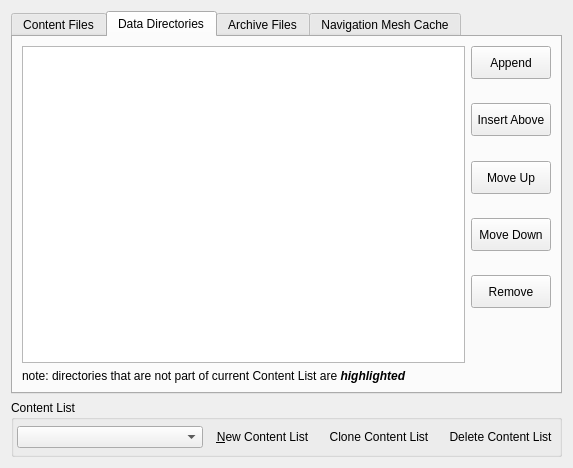
This is apps/launcher/ui/datafilespage.ui in sunhawken/openmw as Qt 5 draws it before an edit. The edited form follows.
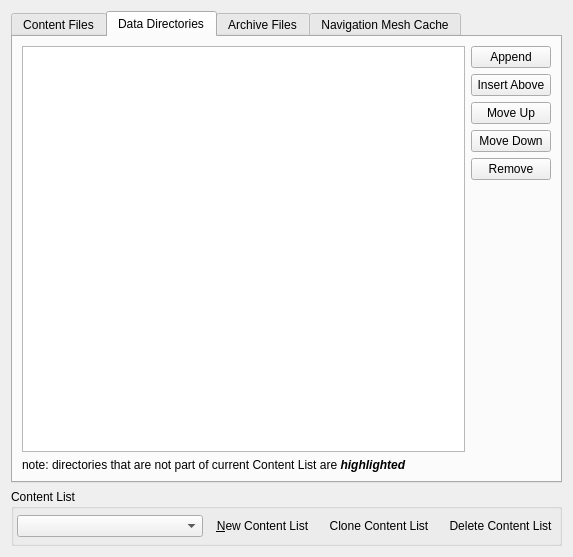
This is the edited form. The open tabs and pages were chosen to show the change. Icons and pictures are not drawn. Custom widgets are drawn as their Qt base class.

Commit message: Allow multiselect in the archives tab (#7606)

Diff of the .ui file:
```diff
--- a/apps/launcher/ui/datafilespage.ui
+++ b/apps/launcher/ui/datafilespage.ui
@@ -7,7 +7,7 @@
     <x>0</x>
     <y>0</y>
     <width>573</width>
-    <height>384</height>
+    <height>557</height>
    </rect>
   </property>
   <property name="contextMenuPolicy">
@@ -41,34 +41,17 @@
        <string>Data Directories</string>
       </attribute>
       <layout class="QGridLayout" name="dirTabLayout">
-       <item row="0" column="0" rowspan="26">
+       <item row="0" column="0">
         <widget class="QListWidget" name="directoryListWidget">
          <property name="dragDropMode">
           <enum>QAbstractItemView::InternalMove</enum>
          </property>
         </widget>
        </item>
-       <item row="32" column="0" colspan="2">
-        <widget class="QLabel" name="directoryNoteLabel">
-         <property name="sizePolicy">
-          <sizepolicy hsizetype="Expanding" vsizetype="Minimum">
-           <horstretch>0</horstretch>
-           <verstretch>0</verstretch>
-          </sizepolicy>
-         </property>
-         <property name="text">
-          <string>&lt;html&gt;&lt;head/&gt;&lt;body&gt;&lt;p&gt;note: directories that are not part of current Content List are &lt;span style=&quot; font-style:italic;font-weight: bold&quot;&gt;highlighted&lt;/span&gt;&lt;/p&gt;&lt;/body&gt;&lt;/html&gt;</string>
-         </property>
-        </widget>
-       </item>
        <item row="0" column="1">
+        <layout class="QVBoxLayout" name="directoryButtons">
+         <item>
         <widget class="QPushButton" name="directoryAddSubdirsButton">
-         <property name="minimumSize">
-          <size>
-           <width>0</width>
-           <height>33</height>
-          </size>
-         </property>
          <property name="baseSize">
           <size>
            <width>0</width>
@@ -83,14 +66,8 @@
          </property>
         </widget>
        </item>
-       <item row="4" column="1">
+         <item>
         <widget class="QPushButton" name="directoryInsertButton">
-         <property name="minimumSize">
-          <size>
-           <width>0</width>
-           <height>33</height>
-          </size>
-         </property>
          <property name="baseSize">
           <size>
            <width>0</width>
@@ -105,14 +82,8 @@
          </property>
         </widget>
        </item>
-       <item row="8" column="1">
+         <item>
         <widget class="QPushButton" name="directoryUpButton">
-         <property name="minimumSize">
-          <size>
-           <width>0</width>
-           <height>33</height>
-          </size>
-         </property>
          <property name="baseSize">
           <size>
            <width>0</width>
@@ -127,14 +98,8 @@
          </property>
         </widget>
        </item>
-       <item row="12" column="1">
+         <item>
         <widget class="QPushButton" name="directoryDownButton">
-         <property name="minimumSize">
-          <size>
-           <width>0</width>
-           <height>33</height>
-          </size>
-         </property>
          <property name="baseSize">
           <size>
            <width>0</width>
@@ -149,14 +114,8 @@
          </property>
         </widget>
        </item>
-       <item row="16" column="1">
+         <item>
         <widget class="QPushButton" name="directoryRemoveButton">
-         <property name="minimumSize">
-          <size>
-           <width>0</width>
-           <height>33</height>
-          </size>
-         </property>
          <property name="baseSize">
           <size>
            <width>0</width>
@@ -171,6 +130,34 @@
          </property>
         </widget>
        </item>
+         <item>
+          <spacer name="directoryButtonsSpacer">
+           <property name="orientation">
+            <enum>Qt::Vertical</enum>
+           </property>
+           <property name="sizeHint" stdset="0">
+            <size>
+             <width>20</width>
+             <height>40</height>
+            </size>
+           </property>
+          </spacer>
+         </item>
+        </layout>
+       </item>
+       <item row="1" column="0" colspan="2">
+        <widget class="QLabel" name="directoryNoteLabel">
+         <property name="sizePolicy">
+          <sizepolicy hsizetype="Expanding" vsizetype="Minimum">
+           <horstretch>0</horstretch>
+           <verstretch>0</verstretch>
+          </sizepolicy>
+         </property>
+         <property name="text">
+          <string>&lt;html&gt;&lt;head/&gt;&lt;body&gt;&lt;p&gt;note: directories that are not part of current Content List are &lt;span style=&quot; font-style:italic;font-weight: bold&quot;&gt;highlighted&lt;/span&gt;&lt;/p&gt;&lt;/body&gt;&lt;/html&gt;</string>
+         </property>
+        </widget>
+       </item>
       </layout>
      </widget>
      <widget class="QWidget" name="archiveTab">
```
Left out of the diff: 50 changed lines with no effect on the pictures. Lines whose indentation alone changed are shown as unchanged. The commit also changes 3 other files.
